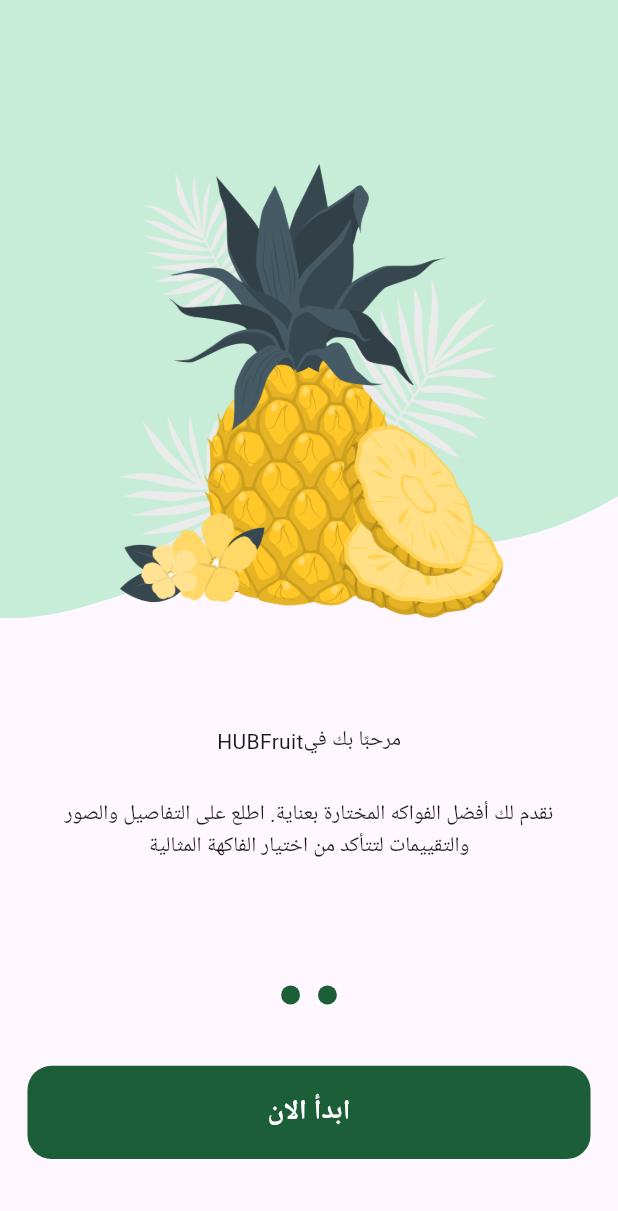
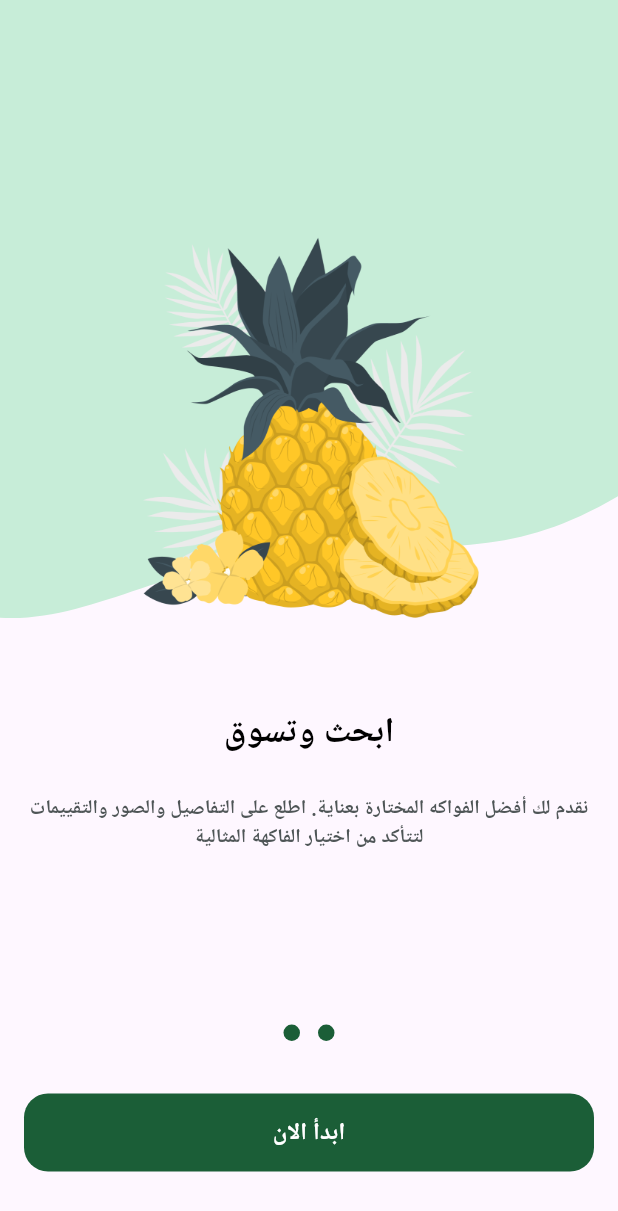
Before and after one commit to AbdoAlHady/fruits_hub, a Flutter app: the screen it shows after launch, swiped to page 2, on a phone screen of 412 x 824 dp. Shown: the top 1211 px of the screen. Run offline on Flutter 3.47's test engine with Material 3 defaults, Android fonts, the phone set to English and light mode, and no system bars; drawn by our look-alikes of dots_indicator; our stand-ins replace flutter_screenutil, flutter_svg.

Commit message:
added text styles to on boarding

```diff
--- a/lib/app.dart
+++ b/lib/app.dart
@@ -1,6 +1,7 @@
 import 'package:flutter/material.dart';
 import 'package:flutter_localizations/flutter_localizations.dart';
 import 'package:flutter_screenutil/flutter_screenutil.dart';
+import 'package:fruits_hub/core/helper/extensions.dart';
 import 'package:fruits_hub/core/routing/app_router.dart';
 import 'package:fruits_hub/core/routing/routes.dart';
 import 'package:fruits_hub/generated/l10n.dart';
@@ -11,7 +12,7 @@ class FruitsHubApp extends StatelessWidget {
   @override
   Widget build(BuildContext context) {
     return ScreenUtilInit(
-      designSize: const Size(360, 690),
+      designSize: Size(context.width, context.height),
       minTextAdapt: true,
       splitScreenMode: true,
       // Use builder only if you need to use library outside ScreenUtilInit context
--- a/lib/core/helper/extensions.dart
+++ b/lib/core/helper/extensions.dart
@@ -17,4 +17,9 @@ extension ContextExtension on BuildContext {
   }
 
   void pop() => Navigator.of(this).pop();
+
+  // sceen width
+  double get width => MediaQuery.of(this).size.width;
+  // sceen height
+  double get height => MediaQuery.of(this).size.height;
 }
--- a/lib/core/theme/app_colors.dart
+++ b/lib/core/theme/app_colors.dart
@@ -3,4 +3,6 @@ import 'package:flutter/material.dart';
 abstract class AppColors {
   static const Color primaryColor = Color(0xFF1B5E37);
   static const Color lightGreen = Color(0xff5DB957);
+  static const Color lightDark = Color(0xff4E5556);
+  static const Color grey = Color(0xff949D9E);
 }
--- a/lib/core/theme/app_text_styles.dart
+++ b/lib/core/theme/app_text_styles.dart
@@ -1,7 +1,17 @@
 import 'package:flutter/material.dart';
 import 'package:flutter_screenutil/flutter_screenutil.dart';
+import 'package:fruits_hub/core/theme/app_colors.dart';
 
 abstract class AppTextStyles {
+  static TextStyle font13GreyW400 = TextStyle(
+      fontSize: 13.sp, color: AppColors.grey, fontWeight: FontWeight.w400);
+
+  static TextStyle font13LightDarkW600 = TextStyle(
+      fontSize: 13.sp, color: AppColors.lightDark, fontWeight: FontWeight.w600);
+
   static TextStyle font16WhiteW700 = TextStyle(
       fontSize: 16.sp, color: Colors.white, fontWeight: FontWeight.w700);
+
+  static TextStyle font23W700 = TextStyle(
+      fontSize: 23.sp, color: Colors.black, fontWeight: FontWeight.w700);
 }
--- a/lib/features/onboarding/presentation/widgets/on_boarding_page_view.dart
+++ b/lib/features/onboarding/presentation/widgets/on_boarding_page_view.dart
@@ -1,4 +1,6 @@
 import 'package:flutter/material.dart';
+import 'package:fruits_hub/core/theme/app_colors.dart';
+import 'package:fruits_hub/core/theme/app_text_styles.dart';
 import 'package:fruits_hub/core/utils/app_images.dart';
 import 'package:fruits_hub/features/onboarding/presentation/widgets/page_view_item.dart';
 
@@ -14,36 +16,37 @@ class OnBoardingPageView extends StatelessWidget {
       children: [
         PageViewItem(
           image: AppImages.imagesPageViewItem1Image,
-          isVisible:
-              (pageController.hasClients ? pageController.page!.round() : 0) ==
-                  0,
+          isVisible: true,
           backgorundImage: AppImages.imagesPageViewItem1BackgroundImage,
           subTitle: S.of(context).onBoardingSubtitle1,
           title: Row(
             mainAxisAlignment: MainAxisAlignment.center,
             children: [
-              Text("مرحبًا بك في"),
-              Text('Fruit'),
-              Text("HUB"),
+              Text(
+                S.of(context).welcomeIn,
+                style: AppTextStyles.font23W700,
+              ),
+              Text(
+                S.of(context).fruits,
+                style: AppTextStyles.font23W700
+                    .copyWith(color: AppColors.primaryColor),
+              ),
+              Text(
+                S.of(context).hub,
+                style: AppTextStyles.font23W700
+                    .copyWith(color: Colors.orangeAccent),
+              ),
             ],
           ),
         ),
         PageViewItem(
           image: AppImages.imagesPageViewItem2Image,
-          isVisible:
-              (pageController.hasClients ? pageController.page!.round() : 1) ==
-                      1
-                  ? false
-                  : true,
+          isVisible: false,
           backgorundImage: AppImages.imagesPageViewItem2BackgroundImage,
           subTitle: S.of(context).onBoardingSubtitle2,
-          title: Row(
-            mainAxisAlignment: MainAxisAlignment.center,
-            children: [
-              Text("مرحبًا بك في"),
-              Text('Fruit'),
-              Text("HUB"),
-            ],
+          title: Text(
+            S.of(context).searchAndShop,
+            style: AppTextStyles.font23W700,
           ),
         ),
       ],
--- a/lib/features/onboarding/presentation/widgets/page_view_item.dart
+++ b/lib/features/onboarding/presentation/widgets/page_view_item.dart
@@ -2,6 +2,8 @@ import 'package:flutter/material.dart';
 import 'package:flutter_screenutil/flutter_screenutil.dart';
 import 'package:flutter_svg/svg.dart';
 import 'package:fruits_hub/core/helper/spacing.dart';
+import 'package:fruits_hub/core/theme/app_text_styles.dart';
+import 'package:fruits_hub/generated/l10n.dart';
 
 class PageViewItem extends StatelessWidget {
   const PageViewItem(
@@ -49,7 +51,8 @@ class PageViewItem extends StatelessWidget {
                   alignment: AlignmentDirectional.topStart,
                   child: Padding(
                     padding: const EdgeInsets.all(16.0),
-                    child: Text('تخط'),
+                    child: Text(S.of(context).skip,
+                        style: AppTextStyles.font13GreyW400),
                   ),
                 ),
               ),
@@ -61,7 +64,9 @@ class PageViewItem extends StatelessWidget {
         verticalSpace(24),
         Padding(
           padding: EdgeInsets.symmetric(horizontal: 16.w),
-          child: Text(subTitle, textAlign: TextAlign.center),
+          child: Text(subTitle,
+              style: AppTextStyles.font13LightDarkW600,
+              textAlign: TextAlign.center),
         ),
       ],
     );
--- a/lib/l10n/intl_ar.arb
+++ b/lib/l10n/intl_ar.arb
@@ -6,5 +6,6 @@
   "skip": "تخط",
   "onBoardingTitle1":"ابحث وتسوق",
   "onBoardingSubtitle1": "اكتشف تجربة تسوق فريدة مع FruitHUB. استكشف مجموعتنا الواسعة من الفواكه الطازجة الممتازة واحصل على أفضل العروض والجودة العالية.",
-  "onBoardingSubtitle2": "نقدم لك أفضل الفواكه المختارة بعناية. اطلع على التفاصيل والصور والتقييمات لتتأكد من اختيار الفاكهة المثالية"
+  "onBoardingSubtitle2": "نقدم لك أفضل الفواكه المختارة بعناية. اطلع على التفاصيل والصور والتقييمات لتتأكد من اختيار الفاكهة المثالية",
+  "searchAndShop": "ابحث وتسوق"
 }
--- a/lib/l10n/intl_en.arb
+++ b/lib/l10n/intl_en.arb
@@ -6,5 +6,6 @@
     "skip": "تخط",
     "onBoardingTitle1":"ابحث وتسوق",
     "onBoardingSubtitle1": "اكتشف تجربة تسوق فريدة مع FruitHUB. استكشف مجموعتنا الواسعة من الفواكه الطازجة الممتازة واحصل على أفضل العروض والجودة العالية.",
-    "onBoardingSubtitle2": "نقدم لك أفضل الفواكه المختارة بعناية. اطلع على التفاصيل والصور والتقييمات لتتأكد من اختيار الفاكهة المثالية"
+    "onBoardingSubtitle2": "نقدم لك أفضل الفواكه المختارة بعناية. اطلع على التفاصيل والصور والتقييمات لتتأكد من اختيار الفاكهة المثالية",
+    "searchAndShop": "ابحث وتسوق"
   }
```
Also changed, not shown: lib/generated/intl/messages_ar.dart, lib/generated/intl/messages_en.dart, lib/generated/l10n.dart.
